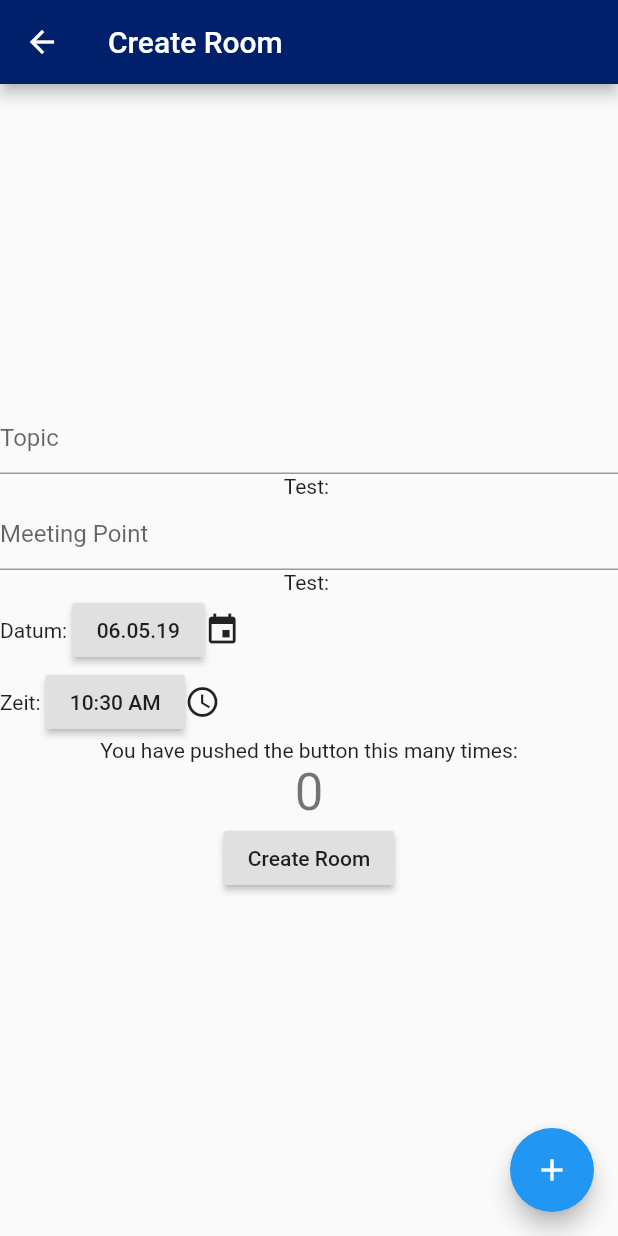
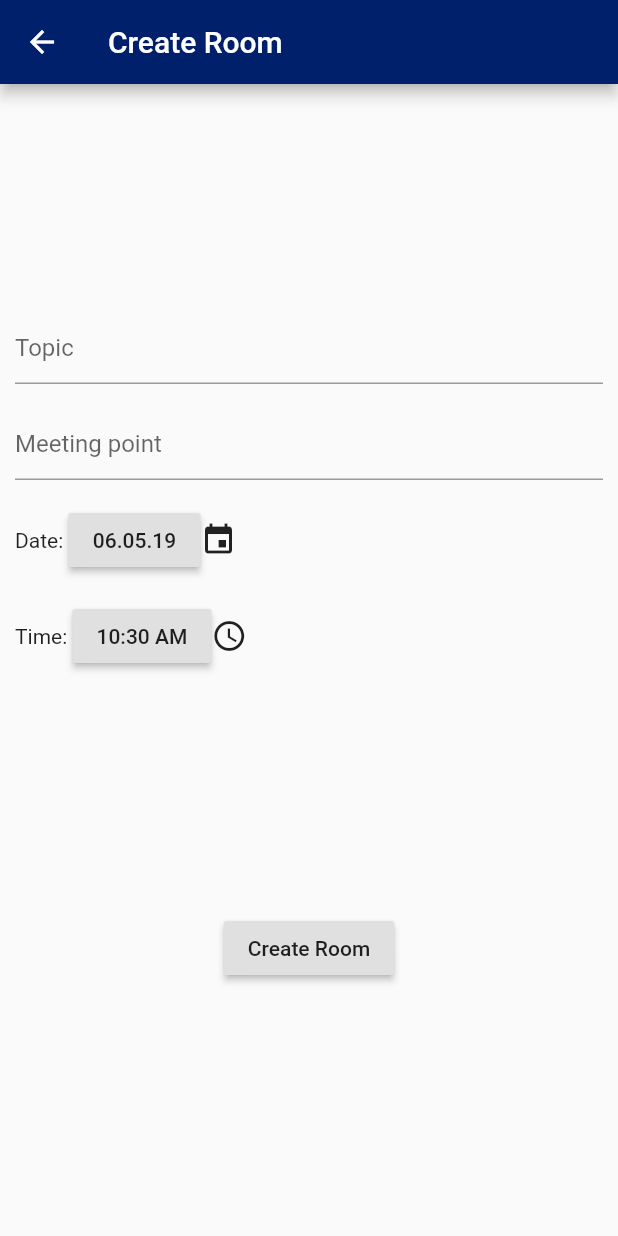
Before and after one commit to Murmelmunz/mop_frontend, a Flutter app: the CreateRoomPage screen opened by its route, on a phone screen of 412 x 824 dp. Run offline on Flutter 3.47's test engine with Material 2 defaults, Android fonts, the phone set to English and light mode, and no system bars.

Commit message:
create_room: add padding, remove FAB and counter

```diff
--- a/lib/screens/create_room.dart
+++ b/lib/screens/create_room.dart
@@ -22,12 +22,6 @@ class _CreateRoomPageState extends State<CreateRoomPage> {
   String _meetingPoint = "";
   DateTime _date = DateTime.now();
   TimeOfDay _time = TimeOfDay.now();
-
-  void _incrementCounter() {
-    setState(() {
-      _counter++;
-    });
-  }
 
   Future _createRoom() async {
     setState(() { _isLoading = true; });
@@ -73,47 +67,45 @@ class _CreateRoomPageState extends State<CreateRoomPage> {
 
       body: _isLoading
           ? Center(child: CircularProgressIndicator())
-          : Center(
+          : Container(
+        padding: EdgeInsets.only(left:10, right:10, top:5, bottom:5),
+        child: Center(
           child: Column(
             mainAxisAlignment: MainAxisAlignment.center,
             children: <Widget>[
               TextField(decoration: InputDecoration(hintText: "Topic"),
                 onChanged: (text) { setState(() { _topic = text; }); },),
-            Text('Test: $_topic'),
+              Padding(padding: EdgeInsets.all(8.0)),
 
-            TextField(decoration: InputDecoration(hintText: "Meeting Point"),
+              TextField(decoration: InputDecoration(hintText: "Meeting point"),
                 onChanged: (text) { setState(() { _meetingPoint = text; }); },),
-            Text('Test: $_meetingPoint'),
+              Padding(padding: EdgeInsets.all(8.0)),
 
               Row(children: <Widget>[
-              Text("Datum: "),
+                Text("Date: "),
                 RaisedButton(child: Text(DateFormat('dd.MM.yy').format(_date)),
                     onPressed: () async { _date = await showDatePicker(context: context, initialDate: DateTime.now(), firstDate: DateTime(2018), lastDate: DateTime(2030)); setState(() {}); }
                 ),
                 Icon(Icons.event),
               ],),
+              Padding(padding: EdgeInsets.all(8.0)),
 
               Row(children: <Widget>[
-              Text("Zeit: "),
+                Text("Time: "),
                 RaisedButton(child: Text(_time.format(context)),
                     onPressed: () async { _time = await showTimePicker(context: context, initialTime: TimeOfDay.now()); setState(() {}); }
                 ),
                 Icon(Icons.access_time),
               ],),
+              Padding(padding: EdgeInsets.all(80.0)),
 
-            Text('You have pushed the button this many times:',),
-            Text('$_counter', style: Theme.of(context).textTheme.display1,),
               RaisedButton(onPressed: _createRoom, child: Text('Create Room'),),
 
               _error != null ? Text(_error) : Text("")
             ],
           ),
         ),
-
-      floatingActionButton: FloatingActionButton(
-        onPressed: _incrementCounter,
-        child: Icon(Icons.add),
-      ),
+      )
     );
   }
 }
```
Lines whose indentation alone changed are shown as unchanged.
